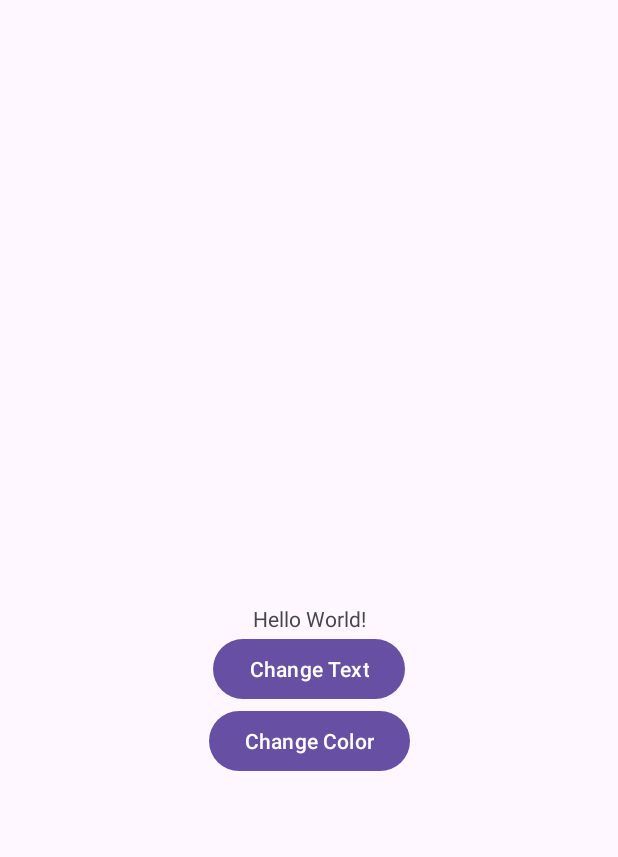
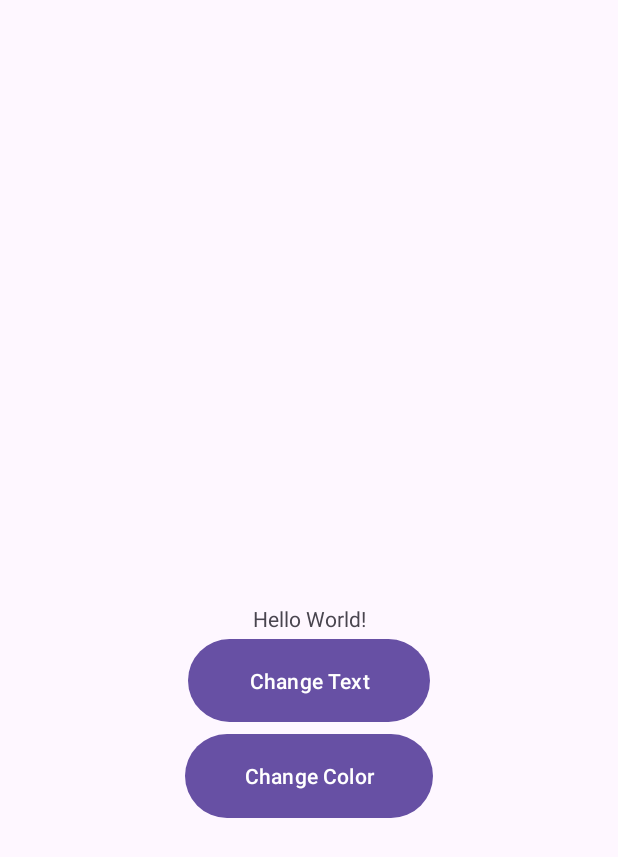
Before and after one commit to MatasKornelijusVanagas/PD1_Mob_Matas, an Android app: the screen it shows after launch (MainActivity), on a phone screen of 412 x 824 dp. Shown: the top 857 px of the screen. Run offline under Robolectric (Android 15) with nearby library versions, the phone set to English and light mode, and no system bars.

Commit message:
Made the Buttons Bigger

```diff
--- a/app/src/main/res/layout/activity_main.xml
+++ b/app/src/main/res/layout/activity_main.xml
@@ -19,20 +19,20 @@
 
     <Button
         android:id="@+id/btnChangeText"
-        android:layout_width="wrap_content"
-        android:layout_height="wrap_content"
+        android:layout_width="161dp"
+        android:layout_height="63dp"
+        android:onClick="onBtnChangeText"
         android:text="Change Text"
-        android:onClick="onBtnChangeText"
         app:layout_constraintEnd_toEndOf="parent"
         app:layout_constraintStart_toStartOf="parent"
         app:layout_constraintTop_toBottomOf="@+id/tvChangeText" />
 
     <Button
         android:id="@+id/btnChangeColor"
-        android:layout_width="wrap_content"
-        android:layout_height="wrap_content"
+        android:layout_width="165dp"
+        android:layout_height="64dp"
+        android:onClick="onBtnChangeColor"
         android:text="Change Color"
-        android:onClick="onBtnChangeColor"
         app:layout_constraintEnd_toEndOf="parent"
         app:layout_constraintStart_toStartOf="parent"
         app:layout_constraintTop_toBottomOf="@+id/btnChangeText" />
```
